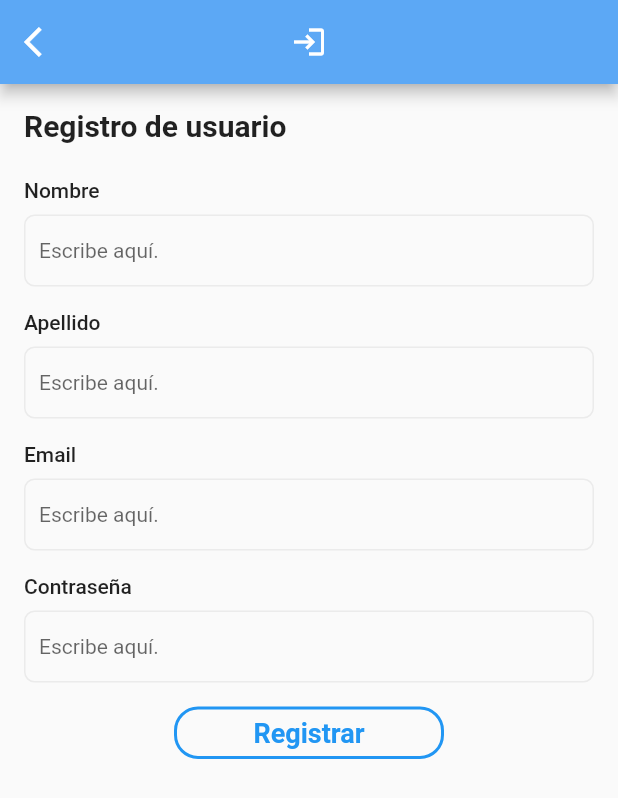
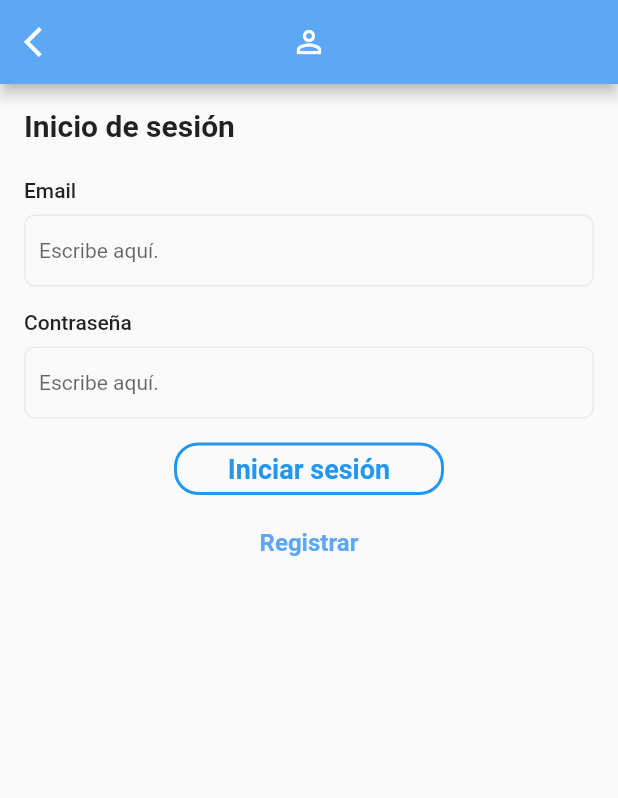
Before and after one commit to DanielFMartinezG/prueba-tecnica-tyba, a Flutter app: the screen it shows after launch, on a phone screen of 412 x 824 dp. Shown: the top 798 px of the screen. Run offline on Flutter 3.47's test engine with Material 2 defaults, Android fonts, the phone set to English and light mode, and no system bars; our stand-ins replace equatable, flutter_bloc, shared_preferences.

Commit message:
add login function

```diff
--- a/lib/main.dart
+++ b/lib/main.dart
@@ -1,5 +1,6 @@
 import 'package:flutter/material.dart';
 import 'package:flutter_bloc/flutter_bloc.dart';
+import 'package:tyba_app/src/Usuarios/bloc/authentication/auth_bloc.dart';
 import 'package:tyba_app/src/Usuarios/bloc/register/register_bloc.dart';
 import 'package:tyba_app/src/Usuarios/repository/user_repository.dart';
 import 'package:tyba_app/src/app.dart';
@@ -26,6 +27,11 @@ class TybaApp extends StatelessWidget {
               repository: RepositoryProvider.of<UserRepository>(context),
             ),
           ),
+          BlocProvider(
+            create: (context) => AuthBloc(
+              repository: RepositoryProvider.of<UserRepository>(context),
+            )..add(const ClearAuth()),
+          ),
         ],
         child: const App(),
       ),
--- /dev/null
+++ b/lib/src/Usuarios/bloc/authentication/auth_event.dart
@@ -0,0 +1,22 @@
+part of 'auth_bloc.dart';
+
+abstract class AuthEvent extends Equatable {
+  const AuthEvent({this.email, this.password});
+  final String? email;
+  final String? password;
+  @override
+  List get props => [email, password];
+}
+
+class Logout extends AuthEvent {
+  const Logout();
+}
+
+class Login extends AuthEvent {
+  const Login({String? email, String? password})
+      : super(email: email, password: password);
+}
+
+class ClearAuth extends AuthEvent {
+  const ClearAuth();
+}
--- /dev/null
+++ b/lib/src/Usuarios/bloc/authentication/auth_state.dart
@@ -0,0 +1,60 @@
+part of 'auth_bloc.dart';
+
+class AuthState extends Equatable {
+  const AuthState({
+    this.user,
+    this.status = RequestStatus.noSubmitted,
+    this.mssg = 'sin solicitud',
+  });
+
+  const AuthState.inProgress({
+    this.user,
+    this.mssg = 'solicitud en progreso',
+  }) : status = RequestStatus.inProgress;
+
+  const AuthState.failed({
+    this.user,
+    this.mssg = 'error en la solicitud',
+  }) : status = RequestStatus.failed;
+
+  final UserModel? user;
+  final RequestStatus? status;
+  final String? mssg;
+
+  @override
+  List<Object?> get props => [
+        status,
+        mssg,
+        user,
+      ];
+}
+
+class Authenticated extends AuthState {
+  const Authenticated(UserModel? user)
+      : super(
+          user: user,
+          mssg: 'solicitud en progreso',
+          status: RequestStatus.success,
+        );
+  @override
+  List<Object?> get props => [
+        status,
+        mssg,
+        user,
+      ];
+}
+
+class Unauthenticated extends AuthState {
+  const Unauthenticated()
+      : super(
+          user: null,
+          mssg: 'sin solicitud',
+          status: RequestStatus.noSubmitted,
+        );
+  @override
+  List<Object?> get props => [
+        status,
+        mssg,
+        user,
+      ];
+}
--- a/lib/src/Usuarios/bloc/register/register_event.dart
+++ b/lib/src/Usuarios/bloc/register/register_event.dart
@@ -1,17 +1,16 @@
 part of 'register_bloc.dart';
 
 abstract class RegisterEvent extends Equatable {
-  const RegisterEvent({required this.user});
-
-  final UserModel user;
+  const RegisterEvent({this.user});
+  final UserModel? user;
   @override
-  List<Object> get props => [user];
+  List get props => [user];
 }
 
 class ClearUser extends RegisterEvent {
-  const ClearUser({required UserModel user}) : super(user: user);
+  const ClearUser();
 }
 
 class CreateUser extends RegisterEvent {
-  const CreateUser({required UserModel user}) : super(user: user);
+  const CreateUser({required UserModel? user}) : super(user: user);
 }
--- a/lib/src/Usuarios/bloc/register/register_state.dart
+++ b/lib/src/Usuarios/bloc/register/register_state.dart
@@ -23,11 +23,11 @@ class RegisterState extends Equatable {
   }) : status = RequestStatus.failed;
 
   final UserModel? user;
-  final RequestStatus status;
-  final String mssg;
+  final RequestStatus? status;
+  final String? mssg;
 
   @override
-  List get props => [
+  List<Object?> get props => [
         status,
         mssg,
         user,
--- a/lib/src/Usuarios/models/user_model.dart
+++ b/lib/src/Usuarios/models/user_model.dart
@@ -25,6 +25,7 @@ class UserModel {
         'name': _name,
         'lastName': _lastName,
         'email': _email,
+        'password': _password,
       };
 
   String? get name => _name;
--- /dev/null
+++ b/lib/src/Usuarios/ui/pages/login/login_screen.dart
@@ -0,0 +1,63 @@
+import 'package:flutter/material.dart';
+import 'package:flutter_bloc/flutter_bloc.dart';
+import 'package:tyba_app/src/Usuarios/bloc/authentication/auth_bloc.dart';
+import 'package:tyba_app/src/Usuarios/ui/pages/register/register_screen.dart';
+import 'package:tyba_app/src/widgets/auth_button.dart';
+import 'package:tyba_app/src/widgets/body_screen.dart';
+import 'package:tyba_app/src/widgets/form_input.dart';
+
+class LoginScreen extends StatefulWidget {
+  const LoginScreen({Key? key}) : super(key: key);
+
+  @override
+  State<LoginScreen> createState() => LoginScreenState();
+}
+
+class LoginScreenState extends State<LoginScreen> {
+  String? email;
+  String? password;
+
+  @override
+  Widget build(BuildContext context) {
+    return BodyScreen(
+      title: 'Inicio de sesión',
+      body: [
+        FormInput(
+          inputTitle: 'Email',
+          onChanged: (value) => email = value,
+        ),
+        FormInput(
+          inputTitle: 'Contraseña',
+          onChanged: (value) => password = value,
+        ),
+        AuthButton(
+          callback: () {
+            BlocProvider.of<AuthBloc>(context).add(Login(
+              email: email,
+              password: password,
+            ));
+          },
+        ),
+        const SizedBox(height: 8.0),
+        TextButton(
+          onPressed: () {
+            Navigator.push(
+              context,
+              MaterialPageRoute(
+                builder: (context) => const RegisterScreen(),
+              ),
+            );
+          },
+          child: const Text(
+            'Registrar',
+            style: TextStyle(
+              fontSize: 16.0,
+              fontWeight: FontWeight.bold,
+              color: Color(0xFF5CA8F5),
+            ),
+          ),
+        )
+      ],
+    );
+  }
+}
--- a/lib/src/Usuarios/ui/pages/register/register_screen.dart
+++ b/lib/src/Usuarios/ui/pages/register/register_screen.dart
@@ -1,10 +1,11 @@
 import 'package:flutter/material.dart';
 import 'package:flutter_bloc/flutter_bloc.dart';
+import 'package:tyba_app/src/Usuarios/bloc/authentication/auth_bloc.dart';
 import 'package:tyba_app/src/Usuarios/bloc/register/register_bloc.dart';
 import 'package:tyba_app/src/Usuarios/models/user_model.dart';
 import 'package:tyba_app/src/config/request_status.dart';
-import 'package:tyba_app/src/screens/home.dart';
 import 'package:tyba_app/src/widgets/action_button.dart';
+import 'package:tyba_app/src/widgets/auth_button.dart';
 import 'package:tyba_app/src/widgets/body_screen.dart';
 import 'package:tyba_app/src/widgets/form_input.dart';
 import 'package:tyba_app/src/widgets/loading.dart';
@@ -25,6 +26,7 @@ class _RegisterScreenState extends State<RegisterScreen> {
   @override
   Widget build(BuildContext context) {
     return BodyScreen(
+      title: 'Registro de usuario',
       body: [
         FormInput(
           inputTitle: 'Nombre',
@@ -43,10 +45,17 @@ class _RegisterScreenState extends State<RegisterScreen> {
           onChanged: (value) => password = value,
         ),
         RegisterUserButton(
+          callback: () {
+            UserModel user = UserModel(
               name: name,
               lastName: lastName,
               email: email,
               password: password,
+            );
+            BlocProvider.of<RegisterBloc>(context).add(
+              CreateUser(user: user),
+            );
+          },
         ),
       ],
     );
@@ -56,71 +65,44 @@ class _RegisterScreenState extends State<RegisterScreen> {
 class RegisterUserButton extends StatelessWidget {
   const RegisterUserButton({
     Key? key,
-    required this.name,
-    required this.lastName,
-    required this.email,
-    required this.password,
+    required this.callback,
   }) : super(key: key);
-  final String? name;
-  final String? lastName;
-  final String? email;
-  final String? password;
+
+  final Function callback;
 
   @override
   Widget build(BuildContext context) {
-    return BlocBuilder<RegisterBloc, RegisterState>(
-      builder: (context, state) {
+    return BlocBuilder<RegisterBloc, RegisterState>(builder: (context, state) {
       switch (state.status) {
         case RequestStatus.noSubmitted:
           return ActionButton(
             title: 'Registrar',
+            callback: callback,
+          );
+        case RequestStatus.failed:
+          BlocProvider.of<RegisterBloc>(context).add(
+            const ClearUser(),
+          );
+          return const Text('Error :(');
+        case RequestStatus.success:
+          WidgetsBinding.instance?.addPostFrameCallback((_) {
+            BlocProvider.of<AuthBloc>(context).add(
+              Login(email: state.user?.email, password: state.user?.password),
+            );
+          });
+          return AuthButton(
             callback: () {
-                BlocProvider.of<RegisterBloc>(context).add(
-                  CreateUser(
-                    user: UserModel(
-                      name: name,
-                      lastName: lastName,
-                      email: email,
-                      password: password,
-                    ),
-                  ),
-                );
+              BlocProvider.of<AuthBloc>(context).add(Login(
+                email: state.user?.email,
+                password: state.user?.password,
+              ));
             },
           );
-          case RequestStatus.inProgress:
+        default:
           return const Loading(
             size: 25,
           );
-          case RequestStatus.success:
-            WidgetsBinding.instance?.addPostFrameCallback((_) {
-              BlocProvider.of<RegisterBloc>(context).add(
-                ClearUser(
-                  user: UserModel(),
-                ),
-              );
-              Navigator.push(
-                context,
-                MaterialPageRoute(
-                  builder: (context) => const Home(),
-                ),
-              );
+      }
     });
-            return Container(
-              width: 25,
-              child: const Icon(
-                Icons.check,
-                color: Color(0xFF5CA8F5),
-              ),
-            );
-          case RequestStatus.failed:
-            BlocProvider.of<RegisterBloc>(context).add(
-              ClearUser(user: UserModel()),
-            );
-            return const Text('Error :(');
-          default:
-            return const Text('Estado no controlado');
-        }
-      },
-    );
   }
 }
--- a/lib/src/app.dart
+++ b/lib/src/app.dart
@@ -1,6 +1,5 @@
 import 'package:flutter/material.dart';
-import 'package:tyba_app/src/Usuarios/ui/pages/register/register_screen.dart';
-import 'package:tyba_app/src/screens/home.dart';
+import 'package:tyba_app/src/Usuarios/ui/pages/login/login_screen.dart';
 
 class App extends StatelessWidget {
   const App({Key? key}) : super(key: key);
@@ -8,8 +7,7 @@ class App extends StatelessWidget {
   @override
   Widget build(BuildContext context) {
     return const MaterialApp(
-      // home: Home(),
-      home: RegisterScreen(),
+      home: LoginScreen(),
     );
   }
 }
--- /dev/null
+++ b/lib/src/widgets/auth_button.dart
@@ -0,0 +1,70 @@
+import 'package:flutter/material.dart';
+import 'package:flutter_bloc/flutter_bloc.dart';
+import 'package:tyba_app/src/Usuarios/bloc/authentication/auth_bloc.dart';
+import 'package:tyba_app/src/config/request_status.dart';
+import 'package:tyba_app/src/screens/home.dart';
+import 'package:tyba_app/src/widgets/action_button.dart';
+import 'package:tyba_app/src/widgets/loading.dart';
+
+class AuthButton extends StatelessWidget {
+  const AuthButton({
+    Key? key,
+    required this.callback,
+  }) : super(key: key);
+  final Function callback;
+
+  @override
+  Widget build(BuildContext context) {
+    return BlocBuilder<AuthBloc, AuthState>(builder: (context, state) {
+      if (state is Unauthenticated) {
+        return ActionButton(
+          title: 'Iniciar sesión',
+          callback: () => callback(),
+        );
+      } else if (state is Authenticated) {
+        WidgetsBinding.instance?.addPostFrameCallback((_) {
+          Navigator.pushAndRemoveUntil(
+            context,
+            MaterialPageRoute(
+              builder: (context) => const Home(),
+            ),
+            (route) => false,
+          );
+        });
+        return const SizedBox(
+          width: 25,
+          child: Icon(
+            Icons.check,
+            color: Color(0xFF5CA8F5),
+          ),
+        );
+      } else if (state.status == RequestStatus.inProgress) {
+        return const Loading(
+          size: 25,
+        );
+      } else if (state.status == RequestStatus.failed) {
+        return Column(
+          children: [
+            ActionButton(
+              title: 'Iniciar sesión',
+              callback: () {
+                BlocProvider.of<AuthBloc>(context).add(const ClearAuth());
+                callback();
+              },
+            ),
+            const SizedBox(height: 16.0),
+            const Text(
+              'Usuario no encontrado. :(',
+              style: TextStyle(
+                fontSize: 14.0,
+                fontWeight: FontWeight.bold,
+                color: Colors.red,
+              ),
+            ),
+          ],
+        );
+      }
+      return const Text('Estado no controlado');
+    });
+  }
+}
--- a/lib/src/widgets/body_screen.dart
+++ b/lib/src/widgets/body_screen.dart
@@ -4,16 +4,18 @@ class BodyScreen extends StatelessWidget {
   const BodyScreen({
     Key? key,
     this.body = const [],
+    required this.title,
   }) : super(key: key);
 
   final List<Widget> body;
+  final String? title;
 
   @override
   Widget build(BuildContext context) {
     return Scaffold(
       appBar: AppBar(
         title: const Icon(
-          Icons.login_outlined,
+          Icons.person_outline,
           color: Colors.white,
         ),
         centerTitle: true,
@@ -27,13 +29,14 @@ class BodyScreen extends StatelessWidget {
       ),
       body: Padding(
         padding: const EdgeInsets.all(16.0),
+        child: SingleChildScrollView(
           child: Column(
             crossAxisAlignment: CrossAxisAlignment.start,
             mainAxisSize: MainAxisSize.max,
             children: [
-            const Text(
-              'Registro de usuario',
-              style: TextStyle(
+              Text(
+                '$title',
+                style: const TextStyle(
                   fontSize: 20.0,
                   fontWeight: FontWeight.bold,
                 ),
@@ -45,6 +48,7 @@ class BodyScreen extends StatelessWidget {
             ],
           ),
         ),
+      ),
     );
   }
 }
```
Also changed, not shown: lib/src/Usuarios/bloc/authentication/auth_bloc.dart (added, +37 -0 lines), lib/src/Usuarios/bloc/register/register_bloc.dart (+4 -8 lines), lib/src/Usuarios/repository/user_repository.dart (+30 -6 lines), lib/src/screens/home.dart (+84 -15 lines). Lines whose indentation alone changed are shown as unchanged.
